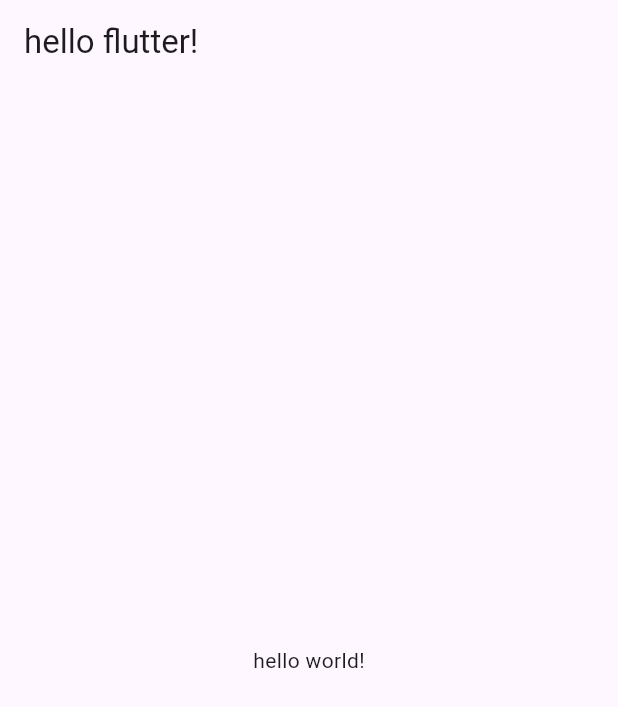
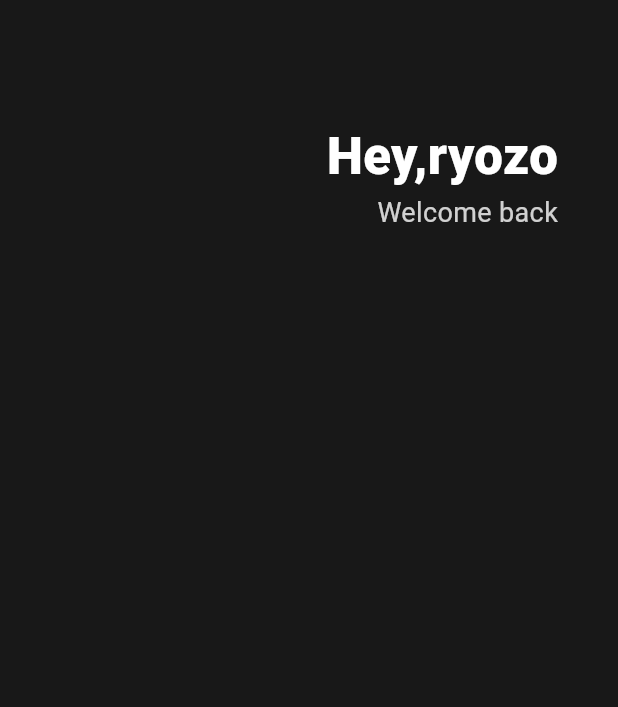
Before and after one commit to ryozo7/learn_flutter, a Flutter app: the screen it shows after launch, on a phone screen of 412 x 824 dp. Shown: the top 707 px of the screen. Run offline on Flutter 3.47's test engine with Material 3 defaults, Android fonts, the phone set to English and light mode, and no system bars.

Commit message:
:+1: #3.0 Header
https://nomadcoders.co/flutter-for-beginners/lectures/4139

```diff
--- a/lib/main.dart
+++ b/lib/main.dart
@@ -1,4 +1,6 @@
+import 'package:flutter/foundation.dart';
 import 'package:flutter/material.dart';
+import 'package:flutter/services.dart';
 
 void main() {
   runApp(App());
@@ -9,11 +11,40 @@ class App extends StatelessWidget {
   Widget build(BuildContext context) {
     return MaterialApp(
       home: Scaffold(
-        appBar: AppBar(
-          title: Text("hello flutter!"),
-        ),
-        body: Center(
-          child: Text("hello world!"),
+        backgroundColor: Color(0xFF181818),
+        body: Padding(
+          padding: EdgeInsets.symmetric(horizontal: 40),
+          child: Column(
+            children: [
+              SizedBox(
+                height: 80,
+              ),
+              Row(
+                mainAxisAlignment: MainAxisAlignment.end,
+                children: [
+                  Column(
+                    crossAxisAlignment: CrossAxisAlignment.end,
+                    children: [
+                      Text(
+                        "Hey,ryozo",
+                        style: TextStyle(
+                            color: Colors.white,
+                            fontSize: 34,
+                            fontWeight: FontWeight.w800),
+                      ),
+                      Text(
+                        "Welcome back",
+                        style: TextStyle(
+                          color: Colors.white.withOpacity(0.8),
+                          fontSize: 18,
+                        ),
+                      ),
+                    ],
+                  )
+                ],
+              )
+            ],
+          ),
         ),
       ),
     );
```
